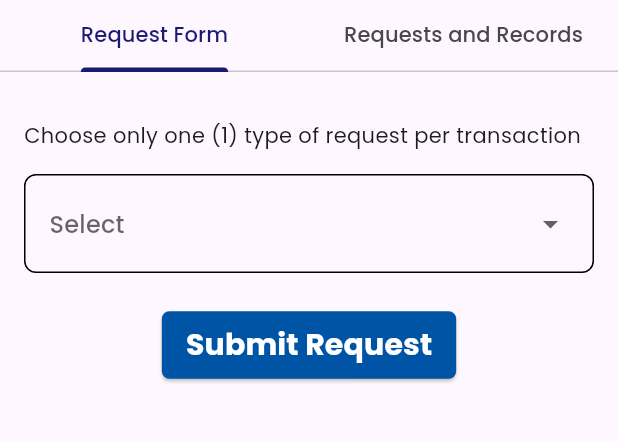
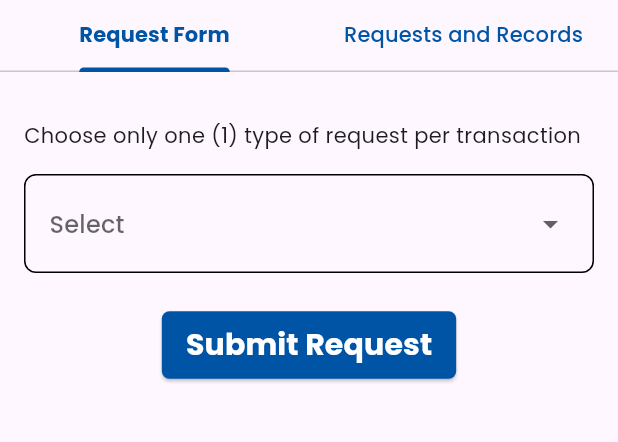
Before and after one commit to usernamesyd/cerebromob_clone, a Flutter app: the AdmissionPage screen opened directly, after a tap on the "menu" icon, after a tap on "Requests", on a phone screen of 412 x 824 dp, the part 138-580 px from its top. Run offline on Flutter 3.47's test engine with Material 3 defaults, Android fonts, the phone set to English and light mode, and no system bars; our stand-ins replace file_picker, firebase_auth, firebase_core, firebase_database; accounts and stored records are empty.

```diff
--- a/lib/organisms/admission_topbar.dart
+++ b/lib/organisms/admission_topbar.dart
@@ -19,7 +19,7 @@ class AdmissionPage extends StatelessWidget {
               TabBar(
                 indicatorColor: cerebroBlue200,
                 labelStyle: TextStyle(fontWeight: FontWeight.bold, color: cerebroBlue200),  //For Selected tab
-              unselectedLabelStyle: TextStyle(color: cerebroBlue200), //For Un-selected Tabs
+              unselectedLabelStyle: TextStyle(color: cerebroBlue200), //For Un-selected Tab
                 tabs: [
                   Tab(text: 'School Requirements'),
                   Tab(text: 'Admission/Enrollment'),
--- a/lib/organisms/request_topbar.dart
+++ b/lib/organisms/request_topbar.dart
@@ -17,8 +17,9 @@ class RequestPage extends StatelessWidget {
           body: Column(
             children: <Widget>[
               TabBar(
-                indicatorColor: cerebroBlue100,
-                labelColor: cerebroBlue100,
+                indicatorColor: cerebroBlue200,
+                labelStyle: TextStyle(fontWeight: FontWeight.bold, color: cerebroBlue200),  //For Selected tab
+              unselectedLabelStyle: TextStyle(color: cerebroBlue200), //For Un-selected Tab
                 tabs: [
                   Tab(text: 'Request Form'),
                   Tab(text: 'Requests and Records'),
```
